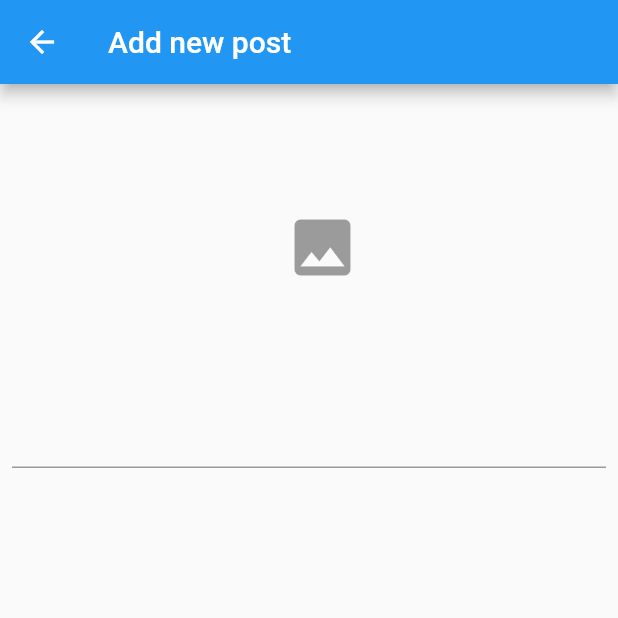
After one commit to ryuimoto/flutter-blog-app, a Flutter app: the PostForm screen opened directly, on a phone screen of 412 x 824 dp, the top half of it. The commit adds this screen. Run offline on Flutter 3.47's test engine with Material 2 defaults, Android fonts, the phone set to English and light mode, and no system bars; our stand-ins replace shared_preferences; accounts and stored records are empty.

Commit message:
add screens

```diff
--- /dev/null
+++ b/lib/screens/post_form.dart
@@ -0,0 +1,42 @@
+import 'package:flutter/material.dart';
+
+class PostForm extends StatefulWidget{
+  @override
+  _PostFormState createState() => _PostFormState();
+}
+
+class _PostFormState extends State<PostForm>{
+  @override
+  Widget build(BuildContext context){
+    return Scaffold(
+      appBar: AppBar(
+        title: Text('Add new post'),
+      ),
+      body: ListView(
+        children: [
+          Container(
+            width: MediaQuery.of(context).size.width,
+            height: 200,
+            child: Center(
+              child: IconButton(
+                icon: Icon(Icons.image,size: 50,color: Colors.black38),
+                onPressed: (){
+
+                },
+              ),
+            ),
+          ),
+          Form(
+            child: Padding(
+              padding: EdgeInsets.all(8),
+              child: TextFormField(
+                keyboardType: TextInputType.multiline,
+
+              ),
+            ),
+          ),
+        ],
+      ),
+    );
+  }
+}
```
Also changed, not shown: lib/screens/home.dart (+53 -2 lines), lib/screens/login.dart (+16 -14 lines), lib/screens/post_screen.dart (added, +15 -0 lines), lib/screens/profile.dart (added, +15 -0 lines), lib/screens/register.dart (+94 -2 lines).
